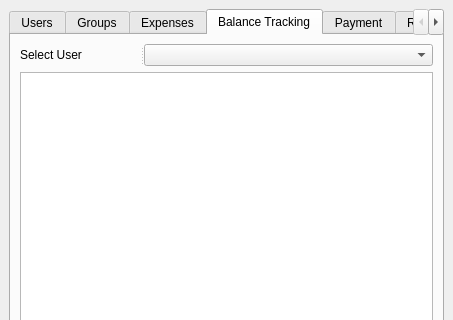
Qt form split_smart/ui/ui_main.ui (kiryha/CIS566) before a commit; both pictures show x 0 to 453 and y 0 to 320 of the 453 by 773 pixel window.
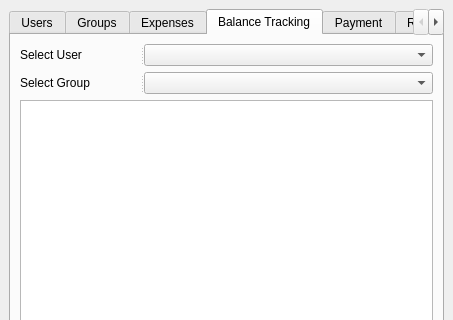
The same form after that commit. The open tabs and pages were chosen to show the change.

Commit message: balance calculation

```diff
--- a/split_smart/ui/ui_main.ui
+++ b/split_smart/ui/ui_main.ui
@@ -494,6 +494,31 @@
           <widget class="QComboBox" name="comUsersBalance"/>
          </widget>
         </item>
+        <item>
+         <widget class="QSplitter" name="splitter_17">
+          <property name="orientation">
+           <enum>Qt::Horizontal</enum>
+          </property>
+          <widget class="QLabel" name="label_19">
+           <property name="minimumSize">
+            <size>
+             <width>120</width>
+             <height>0</height>
+            </size>
+           </property>
+           <property name="maximumSize">
+            <size>
+             <width>120</width>
+             <height>16777215</height>
+            </size>
+           </property>
+           <property name="text">
+            <string>Select Group</string>
+           </property>
+          </widget>
+          <widget class="QComboBox" name="comGroupsForBalance"/>
+         </widget>
+        </item>
         <item>
          <widget class="QTableView" name="tabBalace"/>
         </item>
```
The commit also changes 3 other files.
